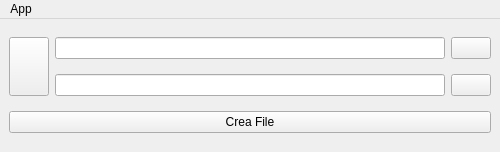
LcBert/Gestione-Inventario, file layout/mainView.ui: the form before one commit.
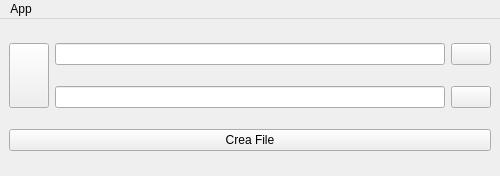
The form after the commit. Icons and pictures are not drawn.

```diff
--- a/layout/mainView.ui
+++ b/layout/mainView.ui
@@ -7,7 +7,7 @@
     <x>0</x>
     <y>0</y>
     <width>500</width>
-    <height>152</height>
+    <height>176</height>
    </rect>
   </property>
   <property name="windowTitle">
@@ -28,7 +28,14 @@
     <item row="0" column="1">
      <layout class="QHBoxLayout" name="horizontalLayout">
       <item>
-       <widget class="QLineEdit" name="file1_lineEdit"/>
+       <widget class="QLineEdit" name="file1_lineEdit">
+        <property name="sizePolicy">
+         <sizepolicy hsizetype="Expanding" vsizetype="Minimum">
+          <horstretch>0</horstretch>
+          <verstretch>0</verstretch>
+         </sizepolicy>
+        </property>
+       </widget>
       </item>
       <item>
        <widget class="QPushButton" name="file1_button">
@@ -39,6 +46,12 @@
          <iconset resource="../static/resources.qrc">
           <normaloff>:/icons/folder.png</normaloff>:/icons/folder.png</iconset>
         </property>
+        <property name="iconSize">
+         <size>
+          <width>32</width>
+          <height>32</height>
+         </size>
+        </property>
        </widget>
       </item>
      </layout>
@@ -72,7 +85,14 @@
     <item row="1" column="1">
      <layout class="QHBoxLayout" name="horizontalLayout_2">
       <item>
-       <widget class="QLineEdit" name="file2_lineEdit"/>
+       <widget class="QLineEdit" name="file2_lineEdit">
+        <property name="sizePolicy">
+         <sizepolicy hsizetype="Expanding" vsizetype="Minimum">
+          <horstretch>0</horstretch>
+          <verstretch>0</verstretch>
+         </sizepolicy>
+        </property>
+       </widget>
       </item>
       <item>
        <widget class="QPushButton" name="file2_button">
@@ -83,6 +103,12 @@
          <iconset resource="../static/resources.qrc">
           <normaloff>:/icons/folder.png</normaloff>:/icons/folder.png</iconset>
         </property>
+        <property name="iconSize">
+         <size>
+          <width>32</width>
+          <height>32</height>
+         </size>
+        </property>
        </widget>
       </item>
      </layout>
```
Left out of the diff: 2 changed lines with no effect on the pictures.
